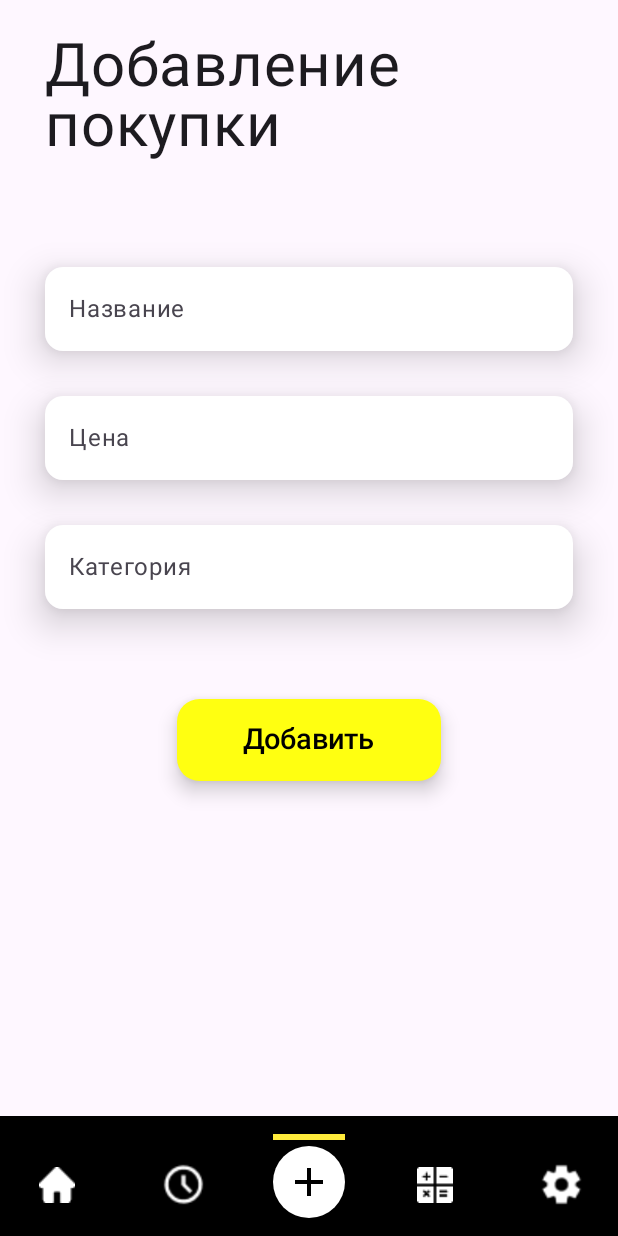
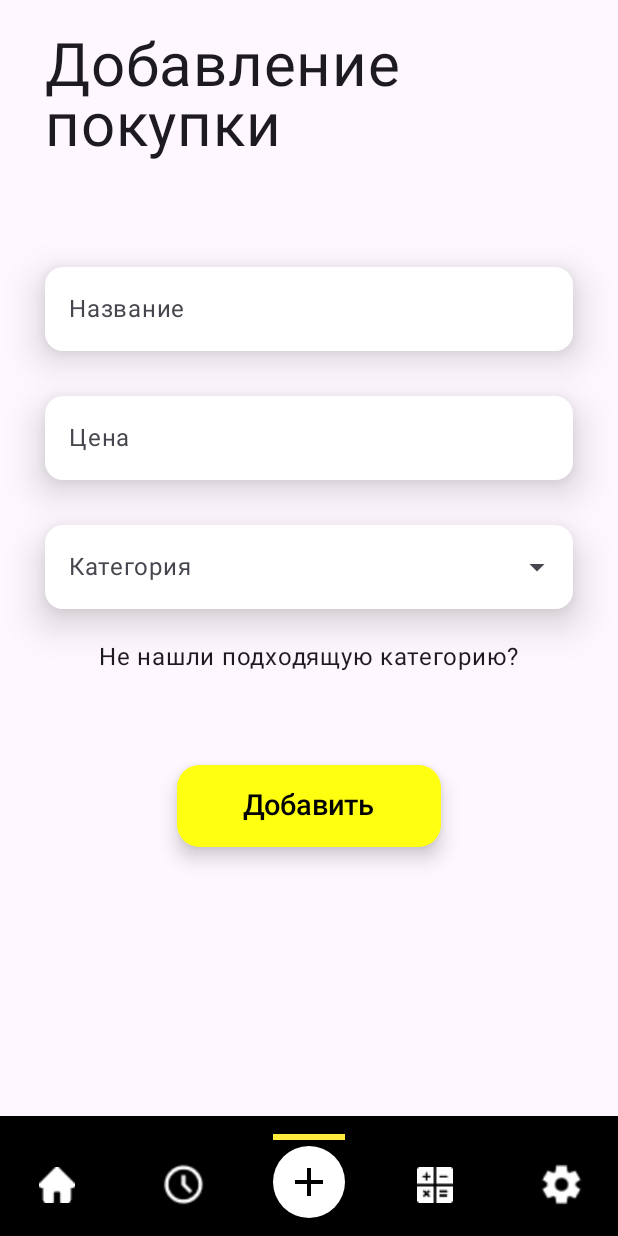
Before and after one commit to durka225/chillOut, an Android app built with Jetpack Compose: the MainScreen screen opened through its navigation route, item 3 of the bottom bar chosen, on a phone screen of 412 x 824 dp. Run offline under Robolectric (Android 15) with nearby library versions, the phone set to English and light mode, and no system bars.

Commit message:
NewBuyScreen with category dialog window

```diff
--- /dev/null
+++ b/app/src/main/java/com/example/chillout/presentation/screen/main/new_buy/Category.kt
@@ -0,0 +1,5 @@
+package com.example.chillout.presentation.screen.main.new_buy
+
+data class Category(
+    val category: List<String>
+)
--- a/app/src/main/java/com/example/chillout/presentation/screen/main/new_buy/NewBuyScreen.kt
+++ b/app/src/main/java/com/example/chillout/presentation/screen/main/new_buy/NewBuyScreen.kt
@@ -1,37 +1,73 @@
 package com.example.chillout.presentation.screen.main.new_buy
 
 import androidx.compose.foundation.background
+import androidx.compose.foundation.clickable
+import androidx.compose.foundation.layout.Arrangement
 import androidx.compose.foundation.layout.Box
 import androidx.compose.foundation.layout.Column
 import androidx.compose.foundation.layout.Row
 import androidx.compose.foundation.layout.fillMaxSize
 import androidx.compose.foundation.layout.fillMaxWidth
+import androidx.compose.foundation.layout.height
 import androidx.compose.foundation.layout.padding
+import androidx.compose.foundation.layout.size
 import androidx.compose.foundation.shape.RoundedCornerShape
 import androidx.compose.material3.Card
 import androidx.compose.material3.CardDefaults
+import androidx.compose.material3.DropdownMenuItem
+import androidx.compose.material3.ExperimentalMaterial3Api
+import androidx.compose.material3.ExposedDropdownMenuBox
+import androidx.compose.material3.ExposedDropdownMenuDefaults
+import androidx.compose.material3.Icon
 import androidx.compose.material3.OutlinedTextField
 import androidx.compose.material3.OutlinedTextFieldDefaults
 import androidx.compose.material3.Text
 import androidx.compose.runtime.Composable
+import androidx.compose.runtime.getValue
+import androidx.compose.runtime.mutableStateOf
+import androidx.compose.runtime.remember
+import androidx.compose.runtime.setValue
 import androidx.compose.ui.Alignment
 import androidx.compose.ui.Modifier
 import androidx.compose.ui.graphics.Color
+import androidx.compose.ui.res.painterResource
 import androidx.compose.ui.res.stringResource
 import androidx.compose.ui.tooling.preview.Preview
 import androidx.compose.ui.unit.dp
 import androidx.compose.ui.unit.sp
+import androidx.compose.ui.window.Dialog
 import androidx.lifecycle.viewmodel.compose.viewModel
 import com.example.chillout.R
 import com.example.chillout.presentation.navigation.Screen
 import com.example.chillout.presentation.screen.viewmodel.NewBuyScreenViewModel
+import com.example.chillout.presentation.ui.component.NewCategoryDialog
 import com.example.chillout.presentation.ui.component.StyledButton
 
+val mutableCategoriesState = mutableStateOf(
+    listOf(
+        "Транспортные средства",
+        "Электроника",
+        "Мебель",
+        "Бытовая техника"
+    )
+)
+
+fun addCategory(newCategory: String) {
+    if (newCategory.isNotBlank() && newCategory !in mutableCategoriesState.value) {
+        mutableCategoriesState.value = mutableCategoriesState.value + newCategory
+    }
+}
+
+@OptIn(ExperimentalMaterial3Api::class)
 @Composable
 fun NewBuyScreen(
     onNavigateTo: (Screen) -> Unit = {},
     viewModel: NewBuyScreenViewModel = viewModel()
-){
+) {
+    var isExpanded by remember { mutableStateOf(false) }
+    var showNewCategoryDialog by remember { mutableStateOf(false) }
+    val currentCategories = mutableCategoriesState.value
+
     Column(
         modifier = Modifier
             .fillMaxSize(),
@@ -71,12 +107,11 @@ fun NewBuyScreen(
                     unfocusedBorderColor = Color.Transparent
                 ),
                 placeholder = {
-                    Text(
-                        text = stringResource(id = R.string.name_buy)
-                    )
+                    Text(text = stringResource(id = R.string.name_buy))
                 }
             )
         }
+
         Card(
             modifier = Modifier
                 .fillMaxWidth()
@@ -98,12 +133,11 @@ fun NewBuyScreen(
                     unfocusedBorderColor = Color.Transparent
                 ),
                 placeholder = {
-                    Text(
-                        text = stringResource(id = R.string.price)
-                    )
+                    Text(text = stringResource(id = R.string.price))
                 }
             )
         }
+
         Card(
             modifier = Modifier
                 .fillMaxWidth()
@@ -113,39 +147,92 @@ fun NewBuyScreen(
             ),
             shape = RoundedCornerShape(12.dp)
         ) {
+            ExposedDropdownMenuBox(
+                expanded = isExpanded,
+                onExpandedChange = {
+                    isExpanded = !isExpanded
+                },
+                modifier = Modifier.fillMaxWidth()
+            ) {
                 OutlinedTextField(
                     modifier = Modifier
                         .fillMaxWidth()
+                        .menuAnchor()
                         .background(Color.White),
+                    readOnly = true,
                     value = viewModel.categoryName,
-                onValueChange = viewModel::updateCategoryName,
+                    onValueChange = { },
                     shape = RoundedCornerShape(12.dp),
                     colors = OutlinedTextFieldDefaults.colors(
                         focusedBorderColor = Color.Transparent,
                         unfocusedBorderColor = Color.Transparent
                     ),
+                    trailingIcon = {
+                        ExposedDropdownMenuDefaults.TrailingIcon(
+                            expanded = isExpanded
+                        )
+                    },
                     placeholder = {
-                    Text(
-                        text = stringResource(id = R.string.category)
+                        Text(text = stringResource(id = R.string.category))
+                    }
+                )
+
+                ExposedDropdownMenu(
+                    expanded = isExpanded,
+                    onDismissRequest = {
+                        isExpanded = false
+                    }
+                ) {
+                    currentCategories.forEach { selectionOption ->
+                        DropdownMenuItem(
+                            text = { Text(selectionOption) },
+                            onClick = {
+                                viewModel.updateCategoryName(selectionOption)
+                                isExpanded = false
+                            },
                         )
                     }
+                }
+            }
+        }
+
+        Text(
+            text = stringResource(id = R.string.no_category),
+            fontSize = 16.sp,
+            modifier = Modifier
+                .padding(top = 20.dp)
+                .clickable {
+                    showNewCategoryDialog = true
+                }
         )
-        }
+
         StyledButton(
             onClick = {onNavigateTo (Screen.Main)},
             containerColor = Color(0xFFFFFF11),
             contentColor = Color.Black,
             modifier = Modifier.padding(top = 60.dp),
-
         ) {
             Text(
                 text = stringResource(id = R.string.new_button),
                 fontSize = 19.sp
             )
         }
+    }
 
+    if (showNewCategoryDialog) {
+        NewCategoryDialog(
+            onDismiss = { showNewCategoryDialog = false },
+            onSave = { newCategoryName ->
+                addCategory(newCategoryName)
+                viewModel.updateCategoryName(newCategoryName)
+                showNewCategoryDialog = false
+            }
+        )
     }
 }
+
+
+
 @Composable
 @Preview (showBackground = true)
 fun NewBuyScreenPreview(){
--- a/app/src/main/java/com/example/chillout/presentation/ui/component/GreetingHeader.kt
+++ b/app/src/main/java/com/example/chillout/presentation/ui/component/GreetingHeader.kt
@@ -46,7 +46,7 @@ fun GreetingHeader(name: String, money: MoneyItem) {
 
             Row(horizontalArrangement = Arrangement.spacedBy(40.dp)) {
                 MoneyCard(title = "Накопления", amount = money.savingMoney)
-                MoneyCard(title = "Сбережения", amount = money.currentMoney)
+                MoneyCard(title = "Сэкономлено", amount = money.currentMoney)
             }
             Spacer(Modifier.height(40.dp))
         }
--- a/app/src/main/java/com/example/chillout/presentation/ui/component/MoneyCard.kt
+++ b/app/src/main/java/com/example/chillout/presentation/ui/component/MoneyCard.kt
@@ -26,7 +26,6 @@ fun MoneyCard(title: String, amount: Int) {
             .clip(RoundedCornerShape(12.dp))
             .background(Color.White)
             .padding(16.dp)
-//            .shadow(4.dp, RoundedCornerShape(12.dp))
     ) {
         Text(title, fontSize = 14.sp, color = Color.Gray)
         Spacer(Modifier.height(20.dp))
--- a/app/src/main/res/values/strings.xml
+++ b/app/src/main/res/values/strings.xml
@@ -9,6 +9,7 @@
     <string name="home">Главный</string>
     <string name="category">Категория</string>
     <string name="history">История</string>
+    <string name="no_category">Не нашли подходящую категорию?</string>
     <string name="new_buy">Создать</string>
     <string name="calculator_buy">Рассчитать</string>
     <string name="settings">Настройки</string>
```
Also changed, not shown: app/src/main/java/com/example/chillout/presentation/ui/component/NewCategoryDialog.kt (added, +97 -0 lines), app/src/main/res/drawable/cancel.png (added). Lines whose indentation alone changed are shown as unchanged.
